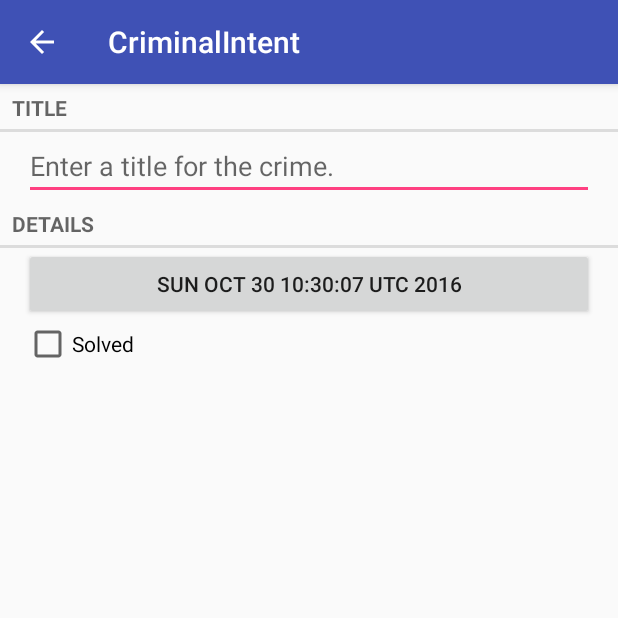
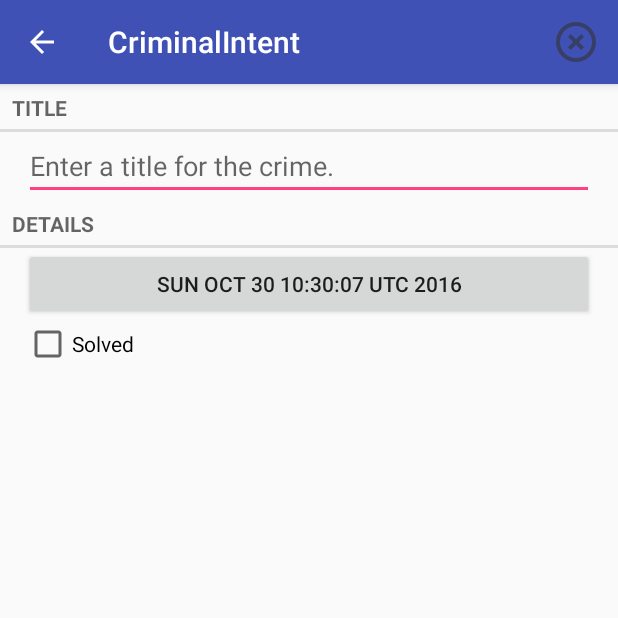
Before and after one commit to TheFirstJeffreyLee/CriminalIntent, an Android app: the screen it shows after launch (CrimePagerActivity), after a tap on "New Crime", on a phone screen of 412 x 824 dp, the top half of it. Run offline under Robolectric (Android 15) with nearby library versions, the phone set to English and light mode, and no system bars.

Commit message:
delete button

```diff
--- a/app/src/main/java/com/bignerdranch/android/criminalintent/CrimeFragment.java
+++ b/app/src/main/java/com/bignerdranch/android/criminalintent/CrimeFragment.java
@@ -8,6 +8,9 @@ import android.support.v4.app.FragmentManager;
 import android.text.Editable;
 import android.text.TextWatcher;
 import android.view.LayoutInflater;
+import android.view.Menu;
+import android.view.MenuInflater;
+import android.view.MenuItem;
 import android.view.View;
 import android.view.ViewGroup;
 import android.widget.Button;
@@ -24,18 +27,40 @@ import java.util.UUID;
 
 public class CrimeFragment extends android.support.v4.app.Fragment {
     public static final String ARG_CRIME_ID = "crime_id";
+    private static final String ARG_CRIME_POSITION = "crime_position";
     public static final String DIALOG_DATE = "DialogDate";
     public static final int REQUEST_DATE = 0;
     private Crime mCrime;
     private EditText mTitleField;
     private Button mDateButton;
     private CheckBox mSolvedCheckBox;
+    private int mPosition;
 
     @Override
     public void onCreate(Bundle savedInstanceState) {
         super.onCreate(savedInstanceState);
         UUID crimeId = (UUID) getArguments().getSerializable(ARG_CRIME_ID);
+        mPosition = (int) getArguments().getInt(ARG_CRIME_POSITION);
         mCrime = CrimeLab.get(getActivity()).getCrime(crimeId);
+        setHasOptionsMenu(true);
+    }
+
+    @Override
+    public void onCreateOptionsMenu(Menu menu, MenuInflater inflater) {
+        super.onCreateOptionsMenu(menu, inflater);
+        inflater.inflate(R.menu.fragment_crime, menu);
+    }
+
+    @Override
+    public boolean onOptionsItemSelected(MenuItem item) {
+        switch(item.getItemId()) {
+            case R.id.menu_item_delete_button:
+                CrimeLab.get(getActivity()).removeCrime(mPosition);
+                getActivity().finish();
+                return true;
+            default:
+                return super.onOptionsItemSelected(item);
+        }
     }
 
     @Override
@@ -102,9 +127,10 @@ public class CrimeFragment extends android.support.v4.app.Fragment {
         mDateButton.setText(mCrime.getDate().toString());
     }
 
-    public static CrimeFragment newInstance(UUID crimeId) {
+    public static CrimeFragment newInstance(UUID crimeId, int position) {
         Bundle args = new Bundle();
         args.putSerializable(ARG_CRIME_ID, crimeId);
+        args.putInt(ARG_CRIME_POSITION, position);
         CrimeFragment fragment = new CrimeFragment();
         fragment.setArguments(args);
         return fragment;
--- a/app/src/main/java/com/bignerdranch/android/criminalintent/CrimeLab.java
+++ b/app/src/main/java/com/bignerdranch/android/criminalintent/CrimeLab.java
@@ -25,8 +25,16 @@ public class CrimeLab {
         mCrimes.add(c);
     }
 
+    public void removeCrime(int position) {
+        mCrimes.remove(position);
+    }
+
     private CrimeLab(Context context) {
         mCrimes = new ArrayList<>();
+    }
+
+    public int crimeCount() {
+        return mCrimes.size() - 1;
     }
 
     public List<Crime> getCrimes() {
--- a/app/src/main/java/com/bignerdranch/android/criminalintent/CrimeListFragment.java
+++ b/app/src/main/java/com/bignerdranch/android/criminalintent/CrimeListFragment.java
@@ -66,8 +66,10 @@ public class CrimeListFragment extends Fragment {
         switch(item.getItemId()) {
             case R.id.menu_item_new_crime:
                 Crime crime = new Crime();
-                CrimeLab.get(getActivity()).addCrime(crime);
-                Intent intent = CrimePagerActivity.newIntent(getActivity(), crime.getId());
+                CrimeLab crime_lab = CrimeLab.get(getActivity());
+                crime_lab.addCrime(crime);
+                int position = crime_lab.crimeCount();
+                Intent intent = CrimePagerActivity.newIntent(getActivity(), crime.getId(), position);
                 startActivity(intent);
                 return true;
             case R.id.menu_item_show_subtitle:
@@ -143,7 +145,8 @@ public class CrimeListFragment extends Fragment {
 
         @Override
         public void onClick(View v) {
-            Intent intent = CrimePagerActivity.newIntent(getActivity(), mCrime.getId());
+            int position = getAdapterPosition();
+            Intent intent = CrimePagerActivity.newIntent(getActivity(), mCrime.getId(), position);
             startActivity(intent);
         }
     }
--- a/app/src/main/java/com/bignerdranch/android/criminalintent/CrimePagerActivity.java
+++ b/app/src/main/java/com/bignerdranch/android/criminalintent/CrimePagerActivity.java
@@ -21,10 +21,12 @@ public class CrimePagerActivity extends AppCompatActivity {
     private ViewPager mViewPager;
     private List<Crime> mCrimes;
     public static final String EXTRA_CRIME_ID = "com.bignerdranch.android.criminalintent.crime_id";
+    private static final String EXTRA_CRIME_POSITION = "com.bignerdranch.android.criminalintent.crime_position";
 
-    public static Intent newIntent(Context packageContext, UUID crimeId) {
+    public static Intent newIntent(Context packageContext, UUID crimeId, int position) {
         Intent intent = new Intent(packageContext, CrimePagerActivity.class);
         intent.putExtra(EXTRA_CRIME_ID, crimeId);
+        intent.putExtra(EXTRA_CRIME_POSITION, position);
         return intent;
     }
 
@@ -33,6 +35,7 @@ public class CrimePagerActivity extends AppCompatActivity {
         super.onCreate(savedInstanceState);
         setContentView(R.layout.activity_crime_pager);
         UUID crimeId = (UUID) getIntent().getSerializableExtra(EXTRA_CRIME_ID);
+        int position = (int) getIntent().getIntExtra(EXTRA_CRIME_POSITION, 0);
 
         mViewPager = (ViewPager) findViewById(R.id.activity_crime_pager_view_paper);
         mCrimes = CrimeLab.get(this).getCrimes();
@@ -41,7 +44,7 @@ public class CrimePagerActivity extends AppCompatActivity {
             @Override
             public Fragment getItem(int position) {
                 Crime crime = mCrimes.get(position);
-                return CrimeFragment.newInstance(crime.getId());
+                return CrimeFragment.newInstance(crime.getId(), position);
             }
 
             @Override
--- /dev/null
+++ b/app/src/main/res/menu/fragment_crime.xml
@@ -0,0 +1,10 @@
+<?xml version="1.0" encoding="utf-8"?>
+<menu
+    xmlns:android="http://schemas.android.com/apk/res/android"
+    xmlns:app="http://schemas.android.com/apk/res-auto">
+    <item
+        android:id="@+id/menu_item_delete_button"
+        android:icon="@drawable/ic_delete_button"
+        android:title="@string/delete_button"
+        app:showAsAction="ifRoom" />
+</menu>
--- a/app/src/main/res/values/strings.xml
+++ b/app/src/main/res/values/strings.xml
@@ -9,4 +9,5 @@
     <string name="show_subtitle">Show Subtitle</string>
     <string name="hide_subtitle">Hide Subtitle</string>
     <string name="subtitle_format">%1$d crimes</string>
+    <string name="delete_button">Delete Button</string>
 </resources>
```
Also changed, not shown: app/src/main/res/drawable-hdpi/ic_delete_button.png (added), app/src/main/res/drawable-mdpi/ic_delete_button.png (added), app/src/main/res/drawable-xhdpi/ic_delete_button.png (added), app/src/main/res/drawable-xxhdpi/ic_delete_button.png (added).
